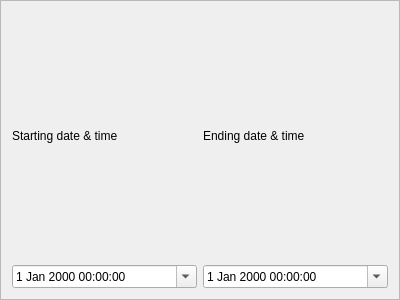
This is NewGeneUI/NewGene/Widgets/CreateOutput/SelectVariables/timerangebox.ui in daniel347x/newgene as Qt 5 draws it before an edit. The edited form follows.
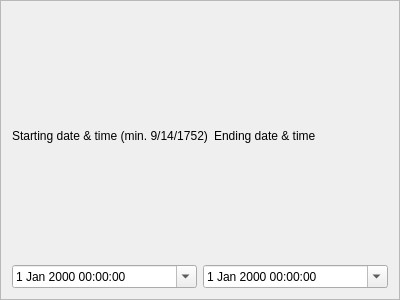
This is the edited form. Custom widgets are drawn as their Qt base class.

Commit message: 64-bit values were not being loaded from the time range columns in the database.

```diff
--- a/NewGeneUI/NewGene/Widgets/CreateOutput/SelectVariables/timerangebox.ui
+++ b/NewGeneUI/NewGene/Widgets/CreateOutput/SelectVariables/timerangebox.ui
@@ -27,7 +27,7 @@
        <item>
         <widget class="QLabel" name="label_2">
          <property name="text">
-          <string>Starting date &amp; time</string>
+          <string>Starting date &amp; time (min. 9/14/1752)</string>
          </property>
         </widget>
        </item>
```
The commit also changes 1 other file.
